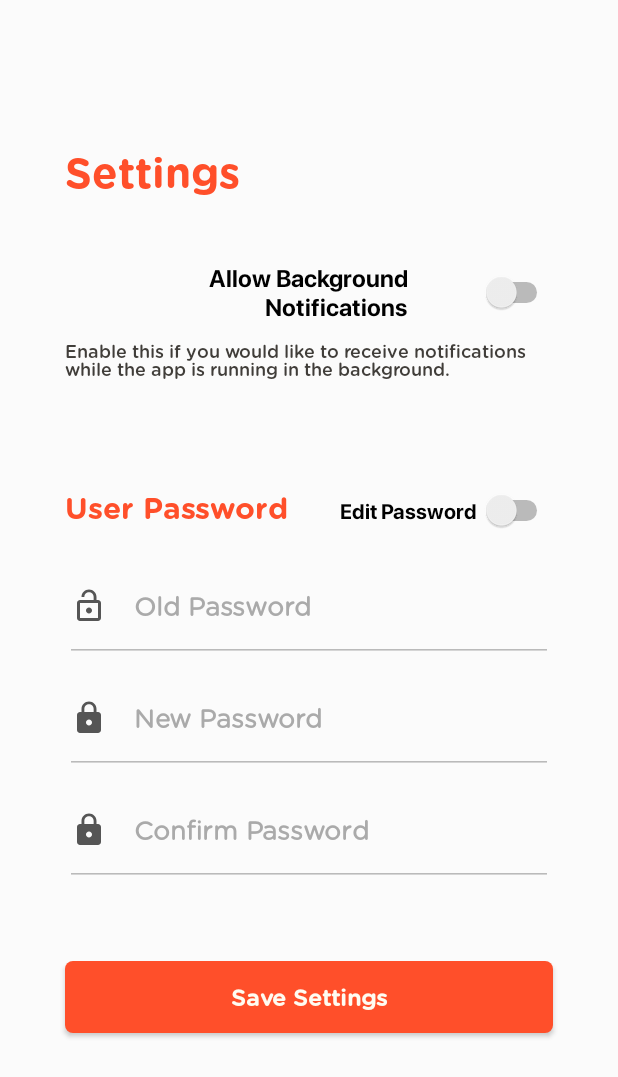
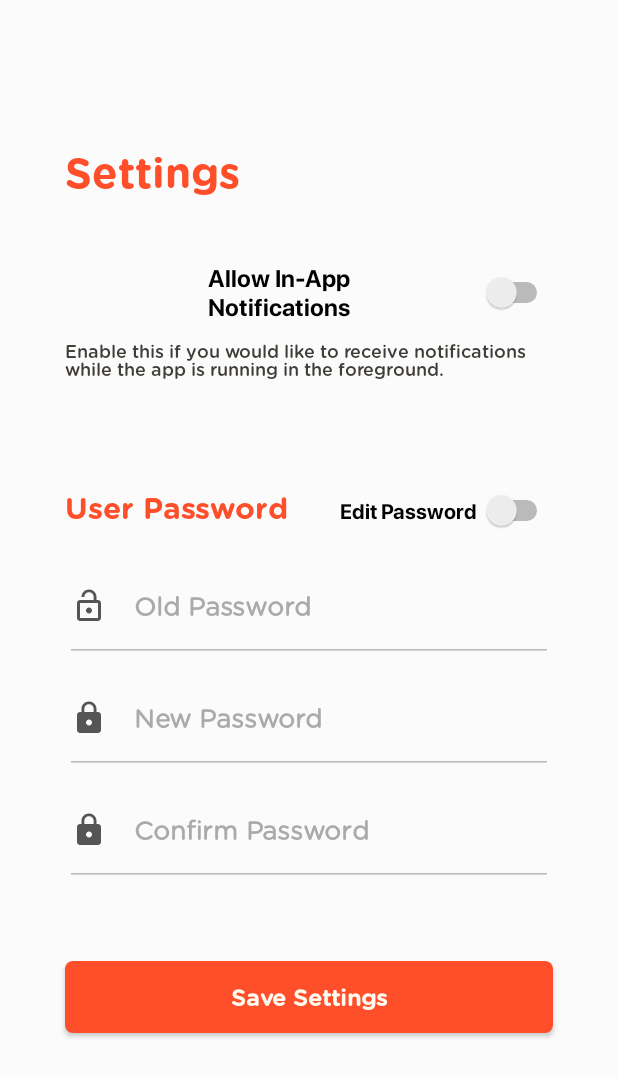
Before and after one commit to mbedair/MiniCapstone, an Android app: the layout fragment_settings.xml on its own in the app's theme, with its tools: preview values and no code run, on a phone screen of 412 x 824 dp. Shown: the top 1077 px of the screen. Run offline under Robolectric (Android 15) with nearby library versions, the light colour scheme and no system bars.

Commit message:
Minor Changes to strings.xml + Changed notifications switch labels and descriptions

```diff
--- a/app/src/main/res/layout/fragment_settings.xml
+++ b/app/src/main/res/layout/fragment_settings.xml
@@ -33,7 +33,7 @@
             android:layout_marginTop="40dp"
             android:fontFamily="@font/sf_pro_display_bold"
             android:gravity="right|center_vertical"
-            android:switchPadding="49dp"
+            android:switchPadding="87dp"
             android:text="@string/allow_notifications"
             android:textColor="@color/black"
             android:textSize="16dp" />
--- a/app/src/main/res/values/strings.xml
+++ b/app/src/main/res/values/strings.xml
@@ -33,8 +33,8 @@
 
     <!-- Settings Fragment -->
     <string name="settings">Settings</string>
-    <string name="allow_notifications">Allow Background Notifications</string>
-    <string name="notifications_description">Enable this if you would like to receive notifications while the app is running in the background.</string>
+    <string name="allow_notifications">Allow In-App Notifications</string>
+    <string name="notifications_description">Enable this if you would like to receive notifications while the app is running in the foreground.</string>
     <string name="user_settings">User Password</string>
     <string name="edit_password">Edit Password</string>
     <string name="nickname_hint_settings">Nickname</string>
```
Also changed, not shown: 1 other file.
